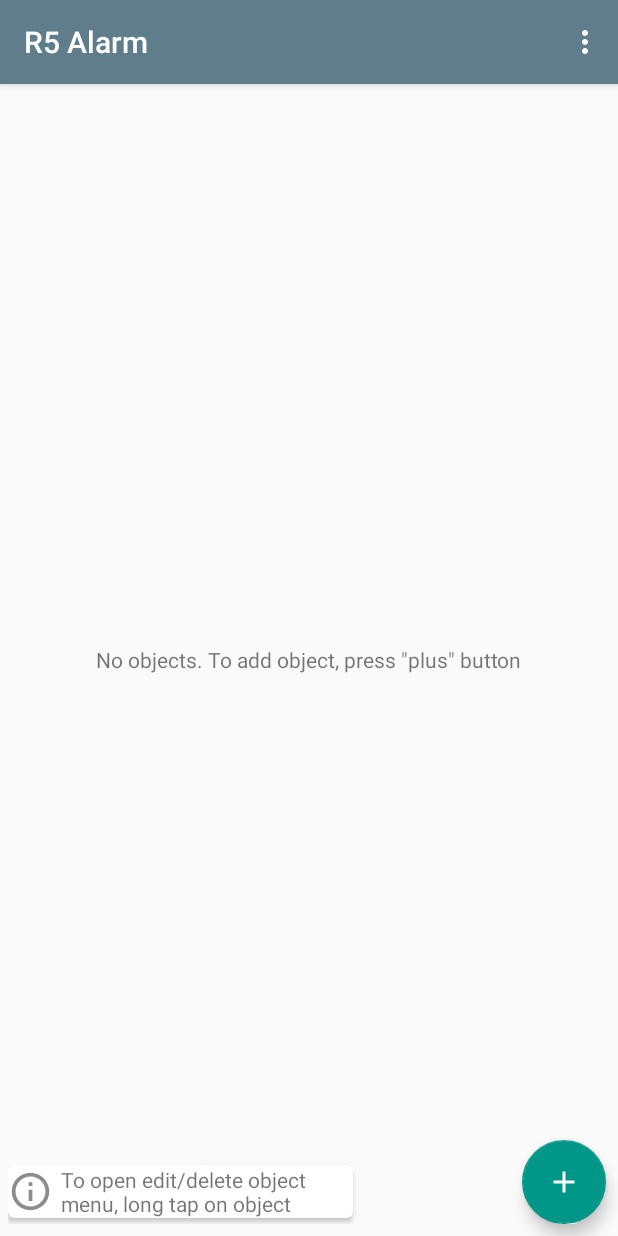
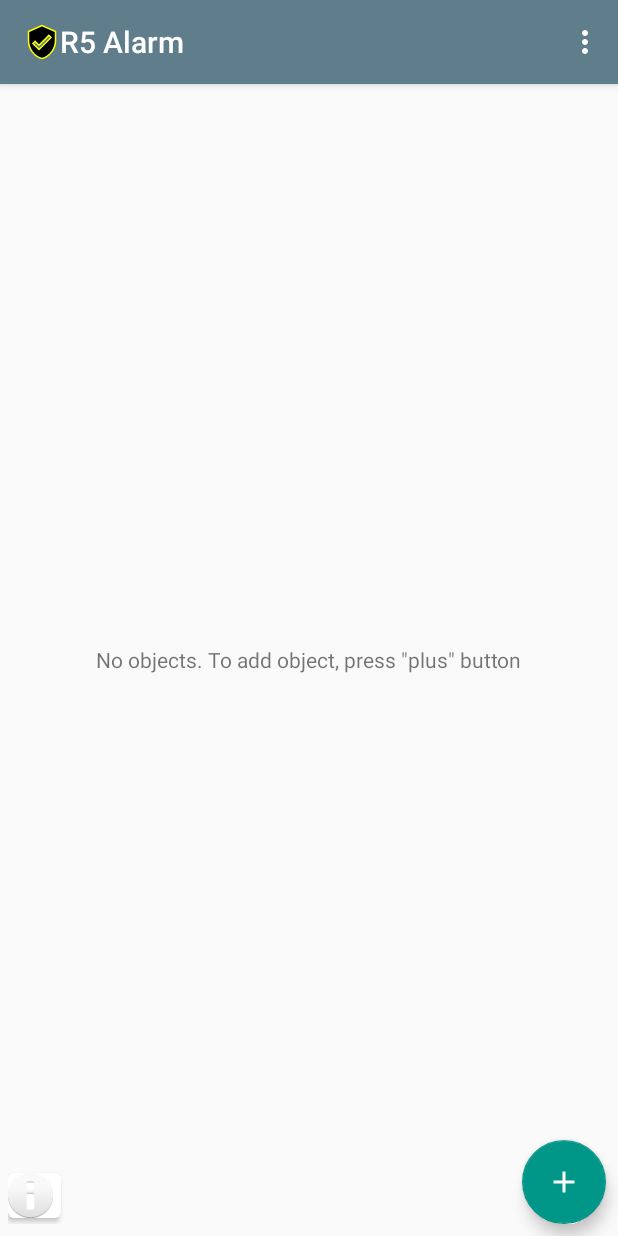
Before and after one commit to mavpokit/RSeriesAlarm, an Android app: the screen it shows after launch (ObjectsActivity), on a phone screen of 412 x 824 dp. Run offline under Robolectric (Android 15) with nearby library versions, the phone set to English and light mode, and no system bars; our stand-ins replace ButterKnife; 2 statements that could not run were skipped.

Commit message:
infotextview_relative_layout

```diff
--- a/app/src/main/java/com/mavpokit/rseriesalarm/objectlist/ObjectsActivity.java
+++ b/app/src/main/java/com/mavpokit/rseriesalarm/objectlist/ObjectsActivity.java
@@ -34,7 +34,7 @@ public class ObjectsActivity extends AppCompatActivity implements ObjectsContrac
     private ObjectsAdapter objectsAdapter;
     private RecyclerView.LayoutManager mLayoutManager;
     @BindView(R.id.no_objects_textview) TextView noObjectsTextview;
-    @BindView(R.id.edit_delete_textview) TextView editDeleteTextview;
+//    @BindView(R.id.edit_delete_textview) TextView editDeleteTextview;
 
 
     @Override
@@ -51,6 +51,7 @@ public class ObjectsActivity extends AppCompatActivity implements ObjectsContrac
         Toolbar toolbar = (Toolbar) findViewById(R.id.toolbar);
         setSupportActionBar(toolbar);
         toolbar.setTitle(getResources().getString(R.string.objectsTitle));
+        toolbar.setLogo(R.drawable.ic_launcher);
 
         initFab();
         initRecyclerView();
@@ -116,7 +117,7 @@ public class ObjectsActivity extends AppCompatActivity implements ObjectsContrac
     public void showObjects(List<AlarmObject> alarmObjects) {
         objectsAdapter.setAlarmObjects(alarmObjects);
         noObjectsTextview.setVisibility(View.INVISIBLE);
-        editDeleteTextview.setVisibility(View.VISIBLE);
+//        editDeleteTextview.setVisibility(View.VISIBLE);
         objectsRecyclerView.setVisibility(View.VISIBLE);
     }
 
@@ -133,7 +134,7 @@ public class ObjectsActivity extends AppCompatActivity implements ObjectsContrac
     @Override
     public void showNoObjectsText() {
         noObjectsTextview.setVisibility(View.VISIBLE);
-        editDeleteTextview.setVisibility(View.INVISIBLE);
+//        editDeleteTextview.setVisibility(View.INVISIBLE);
         objectsRecyclerView.setVisibility(View.INVISIBLE);
     }
 }
--- /dev/null
+++ b/app/src/main/java/com/mavpokit/rseriesalarm/util/InfoView.java
@@ -0,0 +1,60 @@
+package com.mavpokit.rseriesalarm.util;
+
+import android.content.Context;
+import android.content.res.TypedArray;
+import android.util.AttributeSet;
+import android.view.LayoutInflater;
+import android.widget.RelativeLayout;
+import android.widget.TextView;
+
+import com.mavpokit.rseriesalarm.R;
+
+/**
+ * Created by Alex on 27.01.2017.
+ */
+
+public class InfoView extends RelativeLayout {
+
+    private TextView infoTextView;
+    private String message;
+
+    public InfoView(Context context) {
+        super(context);
+        initializeViews(context);
+    }
+
+    public InfoView(Context context, AttributeSet attrs) {
+        super(context, attrs);
+
+        getMessageAttr(context, attrs);
+
+        initializeViews(context);
+
+    }
+
+    private void getMessageAttr(Context context, AttributeSet attrs) {
+        TypedArray typedArray;
+        typedArray = context.obtainStyledAttributes(attrs, R.styleable.InfoView);
+        message = typedArray.getString(R.styleable.InfoView_message);
+        typedArray.recycle();
+    }
+
+    public InfoView(Context context, AttributeSet attrs, int defStyleAttr) {
+        super(context, attrs, defStyleAttr);
+        getMessageAttr(context,attrs);
+        initializeViews(context);
+    }
+
+    private void initializeViews(Context context) {
+        LayoutInflater inflater = (LayoutInflater) context
+                .getSystemService(Context.LAYOUT_INFLATER_SERVICE);
+        inflater.inflate(R.layout.infotextview, this);
+    }
+
+    @Override
+    protected void onFinishInflate() {
+        super.onFinishInflate();
+        infoTextView=(TextView)this.findViewById(R.id.info_textview);
+        infoTextView.setText(message);
+    }
+}
--- a/app/src/main/res/layout/content_object_list.xml
+++ b/app/src/main/res/layout/content_object_list.xml
@@ -1,6 +1,7 @@
 <?xml version="1.0" encoding="utf-8"?>
 <RelativeLayout xmlns:android="http://schemas.android.com/apk/res/android"
     xmlns:app="http://schemas.android.com/apk/res-auto"
+    xmlns:infoview="http://schemas.android.com/apk/res-auto"
     xmlns:tools="http://schemas.android.com/tools"
     android:id="@+id/content_object_list"
     android:layout_width="match_parent"
@@ -34,32 +35,46 @@
         android:layout_alignParentBottom="true"
         app:cardElevation="2dp"
         android:layout_marginBottom="4dp"
-        android:layout_width="230dp"
+        android:layout_width="wrap_content"
         android:layout_height="wrap_content">
 
-        <RelativeLayout
+        <com.mavpokit.rseriesalarm.util.InfoView
             android:layout_width="wrap_content"
             android:layout_height="wrap_content">
-            <ImageView
-                android:id="@+id/info_imageview"
-                android:layout_centerVertical="true"
-                android:layout_width="30dp"
-                android:layout_height="30dp"
-                android:src="@drawable/ic_info"/>
-            <TextView
-                android:id="@+id/edit_delete_textview"
-                android:layout_centerVertical="true"
-                android:layout_width="wrap_content"
-                android:layout_height="wrap_content"
-                android:layout_marginLeft="5dp"
-                android:layout_toRightOf="@id/info_imageview"
-                android:text="@string/edit_delete_text" />
 
-        </RelativeLayout>
-
+        </com.mavpokit.rseriesalarm.util.InfoView>
 
     </android.support.v7.widget.CardView>
 
+</RelativeLayout>
+
+<!--<android.support.v7.widget.CardView-->
+<!--app:cardCornerRadius="4dp"-->
+<!--android:layout_alignParentBottom="true"-->
+<!--app:cardElevation="2dp"-->
+<!--android:layout_marginBottom="4dp"-->
+<!--android:layout_width="230dp"-->
+<!--android:layout_height="wrap_content">-->
+
+<!--<RelativeLayout-->
+    <!--android:layout_width="wrap_content"-->
+    <!--android:layout_height="wrap_content">-->
+    <!--<ImageView-->
+        <!--android:id="@+id/info_imageview"-->
+        <!--android:layout_centerVertical="true"-->
+        <!--android:layout_width="30dp"-->
+        <!--android:layout_height="30dp"-->
+        <!--android:src="@android:drawable/ic_dialog_info"/>-->
+    <!--<TextView-->
+        <!--android:id="@+id/edit_delete_textview"-->
+        <!--android:layout_centerVertical="true"-->
+        <!--android:layout_width="wrap_content"-->
+        <!--android:layout_height="wrap_content"-->
+        <!--android:layout_marginLeft="5dp"-->
+        <!--android:layout_toRightOf="@id/info_imageview"-->
+        <!--android:text="@string/edit_delete_text" />-->
+
+<!--</RelativeLayout>-->
 
 
-</RelativeLayout>
+<!--</android.support.v7.widget.CardView>-->
--- /dev/null
+++ b/app/src/main/res/layout/infotextview.xml
@@ -0,0 +1,19 @@
+<?xml version="1.0" encoding="utf-8"?>
+<merge xmlns:android="http://schemas.android.com/apk/res/android">
+
+            <ImageView
+                android:id="@+id/info_imageview"
+                android:layout_centerVertical="true"
+                android:layout_width="30dp"
+                android:layout_height="30dp"
+                android:src="@android:drawable/ic_dialog_info"/>
+            <TextView
+                android:id="@+id/info_textview"
+                android:layout_centerVertical="true"
+                android:layout_width="wrap_content"
+                android:layout_height="wrap_content"
+                android:layout_marginLeft="5dp"
+                android:layout_toRightOf="@id/info_imageview"
+                android:text="@string/edit_delete_text" />
+
+</merge>
--- /dev/null
+++ b/app/src/main/res/values/attr.xml
@@ -0,0 +1,6 @@
+<?xml version="1.0" encoding="utf-8"?>
+<resources>
+    <declare-styleable name="InfoView">
+        <attr name="message" format="string"/>
+    </declare-styleable>
+</resources>
```
